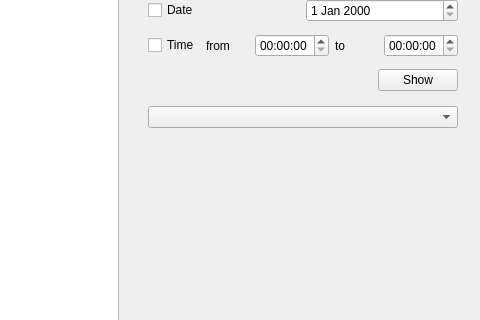
ipsavitsky/Rusal_project, file src/ControlCentre/mainwindow.ui: the form before one commit; both pictures show x 603 to 1083 and y 139 to 459 of the 1083 by 668 pixel window.
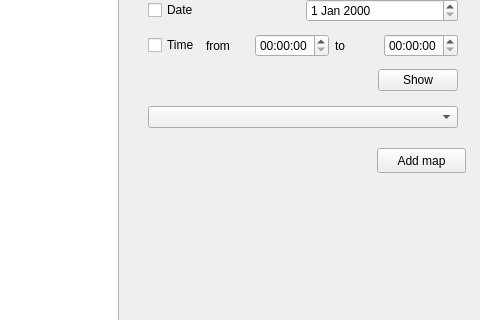
The form after the commit.

What changed in the file:
```diff
--- a/src/ControlCentre/mainwindow.ui
+++ b/src/ControlCentre/mainwindow.ui
@@ -196,6 +196,19 @@
      </item>
     </layout>
    </widget>
+   <widget class="QPushButton" name="pushButton">
+    <property name="geometry">
+     <rect>
+      <x>980</x>
+      <y>270</y>
+      <width>89</width>
+      <height>25</height>
+     </rect>
+    </property>
+    <property name="text">
+     <string>Add map</string>
+    </property>
+   </widget>
   </widget>
   <widget class="QMenuBar" name="menuBar">
    <property name="geometry">
```
